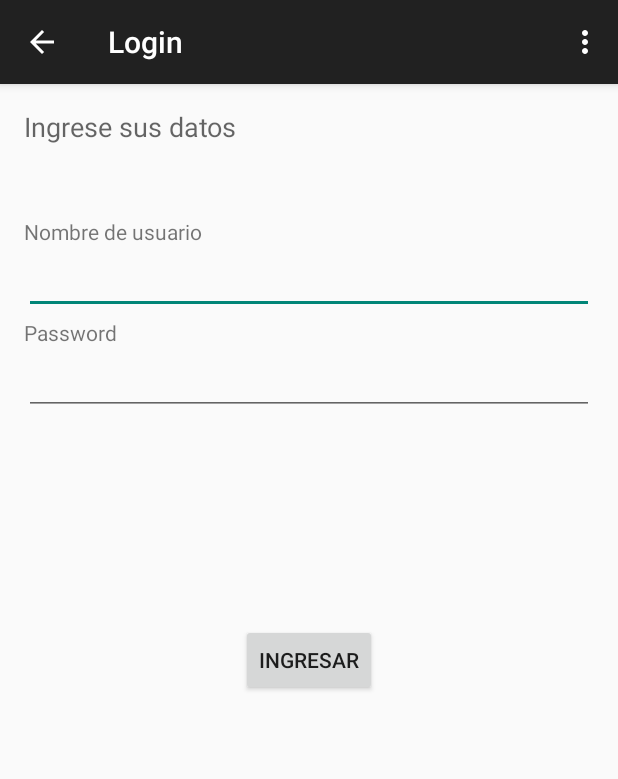
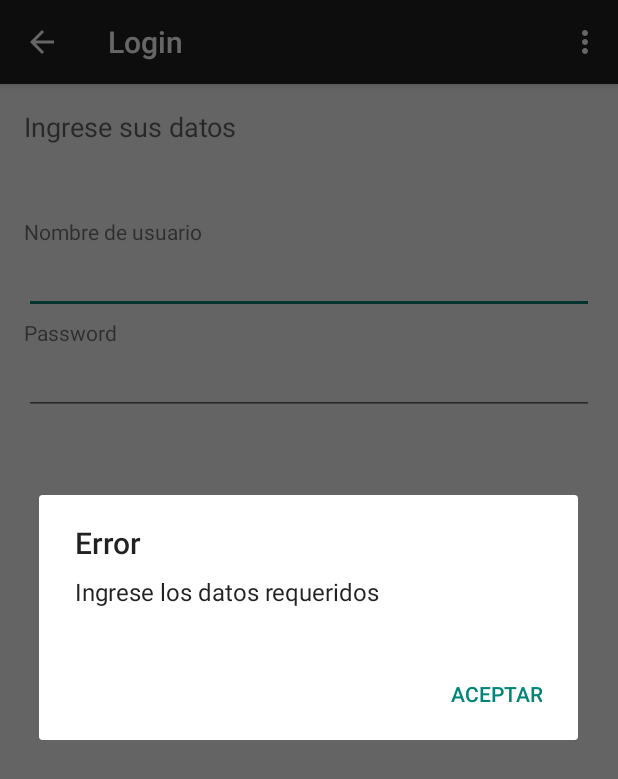
Before and after one commit to AguilaCudicio/tallerII, an Android app: the LoginRegActivity screen opened directly, with no data from a screen before it, after a tap on "INGRESAR", on a phone screen of 412 x 824 dp. Shown: the top 779 px of the screen. Run offline under Robolectric (Android 15) with nearby library versions, the phone set to English and light mode, and no system bars.

Commit message:
Arreglo de bugs

```diff
--- a/cliente/MensajerO/app/src/main/java/fiuba/mensajero/ListViewFriendsActivity.java
+++ b/cliente/MensajerO/app/src/main/java/fiuba/mensajero/ListViewFriendsActivity.java
@@ -128,6 +128,7 @@ public class ListViewFriendsActivity extends ListActivity implements MyResultRec
     // boton desconectar
     public void logout(View view) {
         LoginActivity.logout(this);
+        finish();
     }
 
 }
--- a/cliente/MensajerO/app/src/main/java/fiuba/mensajero/LoginRegActivity.java
+++ b/cliente/MensajerO/app/src/main/java/fiuba/mensajero/LoginRegActivity.java
@@ -28,21 +28,41 @@ public class LoginRegActivity extends ActionBarActivity implements MyResultRecei
 
     }
 
+    public boolean isEmpty(String s) {
+        return s.trim().length() == 0;
+    }
+
     //* handler para el boton de Terminar
     public void handTerminar(View view) {
 
-        final EditText nom = (EditText) findViewById(R.id.editTextNombre);
+        EditText nom = (EditText) findViewById(R.id.editTextNombre);
         String user = nom.getText().toString();
+        EditText pass = (EditText) findViewById(R.id.editTextPass);
+        String password = pass.getText().toString();
+        if (isEmpty(password) || isEmpty(user)) {
+            AlertDialog alerta = new AlertDialog.Builder(this).create();
+            alerta.setTitle("Error");
+            alerta.setMessage("Ingrese los datos requeridos");
+            alerta.setButton("Aceptar", new DialogInterface.OnClickListener() {
+                public void onClick(DialogInterface dialog, int which) {
+                    EditText user = (EditText) findViewById(R.id.editTextNombre);
+                    user.setText("");
+                    EditText pass = (EditText) findViewById(R.id.editTextPass);
+                    pass.setText("");
+                }
+            });
+            //alerta.setIcon(R.drawable.noo);
+            alerta.show();
+        }
+        else {
             SharedPreferences sharedPref = getSharedPreferences("appdata", 0);
             SharedPreferences.Editor editor = sharedPref.edit();
             editor.putString("user", user);
-
-        final EditText pass = (EditText) findViewById(R.id.editTextPass);
-        String password = pass.getText().toString();
             editor.putString("password", password);
 
             editor.commit();
             logIn(user, password);
+        }
     }
 
     @Override
@@ -95,7 +115,9 @@ public class LoginRegActivity extends ActionBarActivity implements MyResultRecei
                     editor.commit();
                     Log.i("TOKEN OBTENIDO: ", token);
                     Intent flist = new Intent(this, ListViewFriendsActivity.class);
+                    flist.setFlags(Intent.FLAG_ACTIVITY_CLEAR_TOP);
                     startActivity(flist);
+                    finish();
 
                 }
                 break;
--- a/cliente/MensajerO/app/src/main/java/fiuba/mensajero/ServerRequest.java
+++ b/cliente/MensajerO/app/src/main/java/fiuba/mensajero/ServerRequest.java
@@ -178,6 +178,8 @@ public class ServerRequest {
     }
 
     public ProfileData getProfile(String user2) {
+        if (user2 == null)
+            user2 = user;
         String finalURL = url + "/usuario/" + user2 + "?r_user=" + user + "&token=" + token;
         RestMethod rest = new RestMethod();
         String resp = rest.GET(finalURL);
```
Also changed, not shown: cliente/MensajerO/app/src/main/java/fiuba/mensajero/ChatActivity.java (+8 -5 lines), cliente/MensajerO/app/src/main/java/fiuba/mensajero/JSONParser.java (+24 -4 lines), cliente/MensajerO/app/src/main/java/fiuba/mensajero/ProfileActivity.java (+62 -9 lines), cliente/MensajerO/app/src/main/java/fiuba/mensajero/ProfileData.java (+7 -1 lines), 1 other file. Lines whose indentation alone changed are shown as unchanged.
